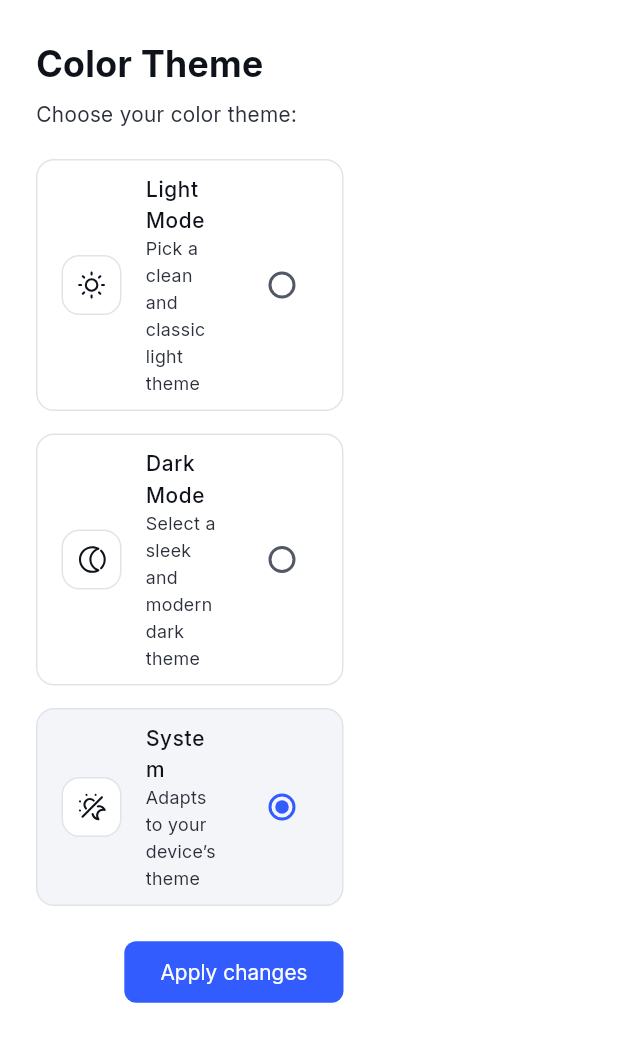
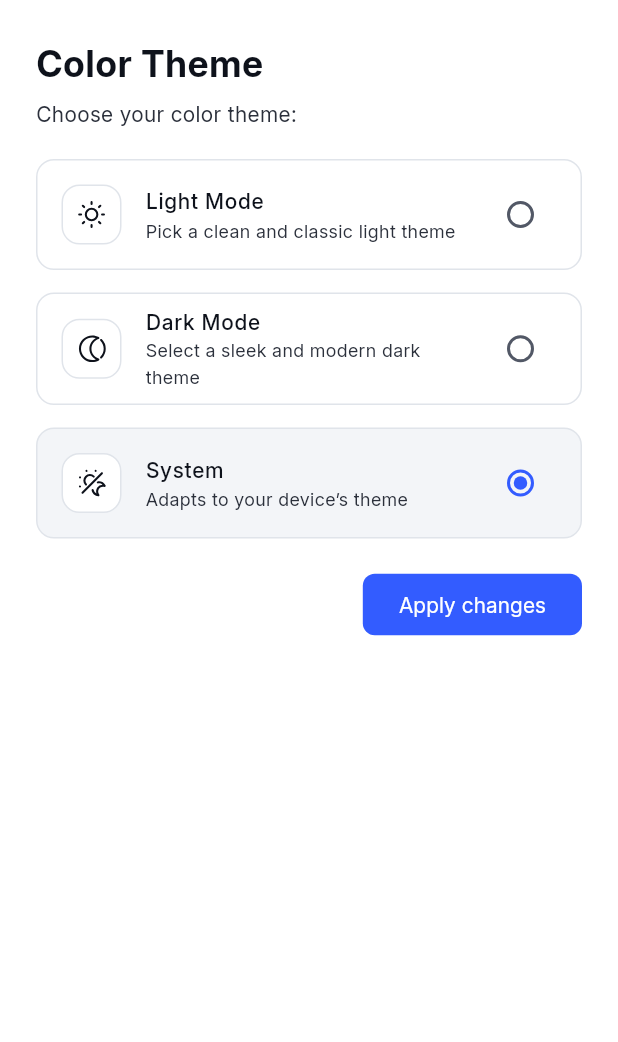
Before and after one commit to JER3MIAH/note-taking-app, a Flutter app: the ColorThemeDesktopView widget shown alone on an empty page, opened directly, on a phone screen of 412 x 824 dp. Shown: the top 1042 px of the screen. Run offline on Flutter 3.47's test engine with Material 3 defaults, Android fonts, the phone set to English and light mode, and no system bars; our stand-ins replace equatable, flutter_bloc, flutter_hooks, flutter_svg, get_it, shared_preferences; accounts and stored records are empty.

Commit message:
feat: update font and color theme desktop view

```diff
--- a/lib/src/features/settings/presentation/screens/desktop_views/color_theme_desktop_view.dart
+++ b/lib/src/features/settings/presentation/screens/desktop_views/color_theme_desktop_view.dart
@@ -18,9 +18,11 @@ class ColorThemeDesktopView extends HookWidget {
 
     return Padding(
       padding: const EdgeInsets.all(spacing300),
+      child: Align(
+        alignment: Alignment.topLeft,
         child: ConstrainedBox(
           constraints: BoxConstraints(
-          maxWidth: 205,
+            maxWidth: 500,
           ),
           child: Column(
             crossAxisAlignment: CrossAxisAlignment.start,
@@ -74,6 +76,7 @@ class ColorThemeDesktopView extends HookWidget {
             ],
           ),
         ),
+      ),
     );
   }
 }
--- a/lib/src/features/settings/presentation/screens/desktop_views/font_theme_desktop_view.dart
+++ b/lib/src/features/settings/presentation/screens/desktop_views/font_theme_desktop_view.dart
@@ -18,9 +18,11 @@ class FontThemeDesktopView extends HookWidget {
 
     return Padding(
       padding: const EdgeInsets.all(spacing300),
+      child: Align(
+        alignment: Alignment.topLeft,
         child: ConstrainedBox(
           constraints: BoxConstraints(
-          maxWidth: 385,
+            maxWidth: 500,
           ),
           child: Column(
             crossAxisAlignment: CrossAxisAlignment.start,
@@ -74,6 +76,7 @@ class FontThemeDesktopView extends HookWidget {
             ],
           ),
         ),
+      ),
     );
   }
 }
```
Lines whose indentation alone changed are shown as unchanged.
